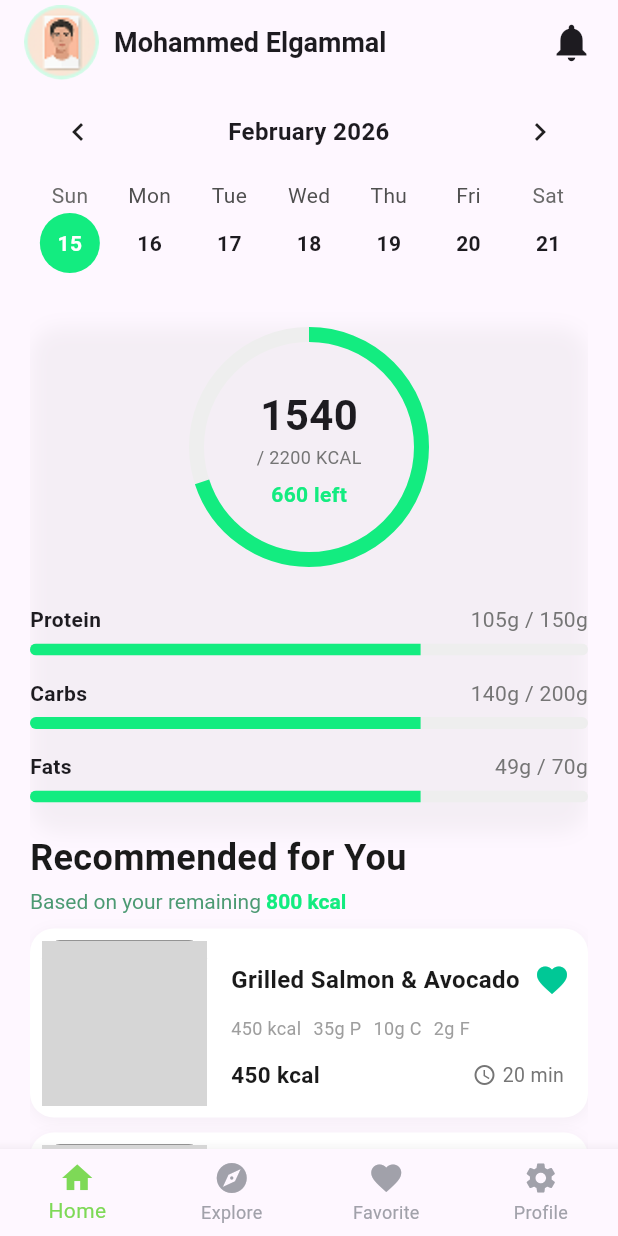
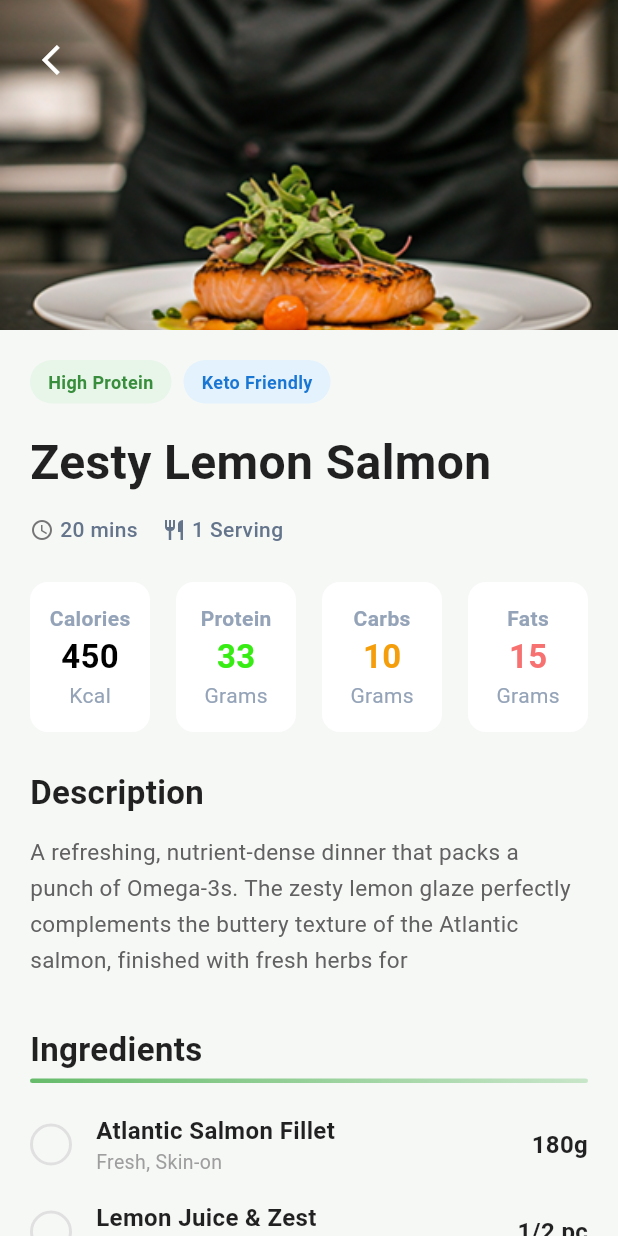
Before and after one commit to Elgammal117/Healthy-app, a Flutter app: the screen it shows after launch, on a phone screen of 412 x 824 dp. Run offline on Flutter 3.47's test engine with Material 3 defaults, Android fonts, the phone set to English and light mode, and no system bars; drawn by our look-alikes of table_calendar; our stand-ins replace easy_date_timeline; grey boxes are pictures that could not be loaded.

Commit message:
Add recipe screen, filter sheet, steps & assets
Introduce a new RecipeScreen (The App/Food_ingredients.dart) with ingredient list, nutrition cards and a hero image; add a minimal Steps scaffold (The App/Steps.dart). Add a reusable FilterBottomSheet (filter_bottom_sheet.dart) implementing calories range, macros, diet/duration chips and apply/reset actions, and wire it into Discover.dart by replacing the search suffix icon with a button that opens the bottom sheet (also removed the AppBar search action). Add image assets (Salamon.png, div.png) and update main.dart to launch RecipeScreen for development/testing.

```diff
--- /dev/null
+++ b/health_app/lib/The App/Food_ingredients.dart
@@ -0,0 +1,339 @@
+import 'package:flutter/material.dart';
+import 'package:health_app/%D8%AD%D9%86%D9%83%D8%B4%D9%87/Button.dart';
+import 'package:health_app/The%20App/Steps.dart';
+
+class RecipeScreen extends StatefulWidget {
+  const RecipeScreen({Key? key}) : super(key: key);
+
+  @override
+  State<RecipeScreen> createState() => _RecipeScreenState();
+}
+
+class _RecipeScreenState extends State<RecipeScreen> {
+  final List<bool> _selectedIngredients = [false, false, false, false, false];
+
+  @override
+  Widget build(BuildContext context) {
+    return Scaffold(
+      backgroundColor: Color(0xffF6F8F6),
+      body: SingleChildScrollView(
+        child: Column(
+          crossAxisAlignment: CrossAxisAlignment.start,
+          children: [
+            // Hero Image Section
+            Stack(
+              children: [
+                SizedBox(
+                  height: 220,
+                  width: double.infinity,
+                  child: ClipRRect(
+                    child: Image.asset("assets/Salamon.png", fit: BoxFit.cover),
+                  ),
+                ),
+                Positioned(
+                  top: 16,
+                  left: 16,
+                  child: IconButton(
+                    icon: const Icon(Icons.arrow_back_ios, color: Colors.white),
+                    onPressed: () {},
+                  ),
+                ),
+              ],
+            ),
+
+            // Content Section
+            Container(
+              padding: const EdgeInsets.all(20),
+              child: Column(
+                crossAxisAlignment: CrossAxisAlignment.start,
+                children: [
+                  // Tags
+                  Row(
+                    children: [
+                      Container(
+                        padding: const EdgeInsets.symmetric(
+                          horizontal: 12,
+                          vertical: 6,
+                        ),
+                        decoration: BoxDecoration(
+                          color: Colors.green[50],
+                          borderRadius: BorderRadius.circular(20),
+                        ),
+                        child: Text(
+                          'High Protein',
+                          style: TextStyle(
+                            color: Colors.green[700],
+                            fontSize: 12,
+                            fontWeight: FontWeight.w600,
+                          ),
+                        ),
+                      ),
+                      const SizedBox(width: 8),
+                      Container(
+                        padding: const EdgeInsets.symmetric(
+                          horizontal: 12,
+                          vertical: 6,
+                        ),
+                        decoration: BoxDecoration(
+                          color: Colors.blue[50],
+                          borderRadius: BorderRadius.circular(20),
+                        ),
+                        child: Text(
+                          'Keto Friendly',
+                          style: TextStyle(
+                            color: Colors.blue[700],
+                            fontSize: 12,
+                            fontWeight: FontWeight.w600,
+                          ),
+                        ),
+                      ),
+                    ],
+                  ),
+                  const SizedBox(height: 16),
+
+                  // Title
+                  const Text(
+                    'Zesty Lemon Salmon',
+                    style: TextStyle(
+                      fontSize: 32,
+                      fontWeight: FontWeight.bold,
+                      color: Colors.black87,
+                    ),
+                  ),
+                  const SizedBox(height: 12),
+
+                  // Info Row
+                  Row(
+                    children: [
+                      Icon(
+                        Icons.access_time,
+                        size: 16,
+                        color: Colors.grey[600],
+                      ),
+                      const SizedBox(width: 4),
+                      Text(
+                        '20 mins',
+                        style: TextStyle(
+                          color: Color(0xff64748B),
+                          fontSize: 14,
+                          fontWeight: FontWeight.w500,
+                        ),
+                      ),
+                      const SizedBox(width: 16),
+                      Icon(
+                        Icons.restaurant,
+                        size: 16,
+                        color: Color(0xff64748B),
+                      ),
+                      const SizedBox(width: 4),
+                      Text(
+                        '1 Serving',
+                        style: TextStyle(
+                          color: Color(0xff64748B),
+                          fontSize: 14,
+                          fontWeight: FontWeight.w500,
+                        ),
+                      ),
+                    ],
+                  ),
+                  const SizedBox(height: 25),
+
+                  // Nutrition Info
+                  Row(
+                    mainAxisAlignment: MainAxisAlignment.spaceBetween,
+                    children: [
+                      nutrition("Calories", "450", "Kcal", Colors.black),
+                      nutrition("Protein", "33", "Grams", Color(0xff37EC13)),
+                      nutrition("Carbs", "10", "Grams", Color(0xffF59E0B)),
+                      nutrition("Fats", "15", "Grams", Color(0xffF87171)),
+                    ],
+                  ),
+                  const SizedBox(height: 25),
+
+                  // Description
+                  const Text(
+                    'Description',
+                    style: TextStyle(
+                      fontSize: 22,
+                      fontWeight: FontWeight.bold,
+                      color: Colors.black87,
+                    ),
+                  ),
+                  const SizedBox(height: 12),
+                  Text(
+                    'A refreshing, nutrient-dense dinner that packs a punch of Omega-3s. The zesty lemon glaze perfectly complements the buttery texture of the Atlantic salmon, finished with fresh herbs for',
+                    style: TextStyle(
+                      fontSize: 15,
+                      color: Colors.grey[700],
+                      height: 1.6,
+                    ),
+                  ),
+                  const SizedBox(height: 32),
+
+                  // Ingredients Header
+                  const Text(
+                    'Ingredients',
+                    style: TextStyle(
+                      fontSize: 22,
+                      fontWeight: FontWeight.bold,
+                      color: Colors.black87,
+                    ),
+                  ),
+                  const SizedBox(height: 4),
+                  Container(
+                    height: 3,
+                    width: double.infinity,
+                    decoration: BoxDecoration(
+                      gradient: LinearGradient(
+                        colors: [Colors.green[400]!, Colors.green[100]!],
+                      ),
+                      borderRadius: BorderRadius.circular(2),
+                    ),
+                  ),
+                  const SizedBox(height: 20),
+
+                  // Ingredients List
+                  _buildIngredient(
+                    0,
+                    'Atlantic Salmon Fillet',
+                    'Fresh, Skin-on',
+                    '180g',
+                  ),
+                  _buildIngredient(
+                    1,
+                    'Lemon Juice & Zest',
+                    'Organic Lemon',
+                    '1/2 pc',
+                  ),
+                  _buildIngredient(
+                    2,
+                    'Extra Virgin Olive Oil',
+                    'Cold Pressed',
+                    '1 tbsp',
+                  ),
+                  _buildIngredient(3, 'Fresh Dill & Parsley', 'Chopped', '5g'),
+                  _buildIngredient(
+                    4,
+                    'Sea Salt & Black Pepper',
+                    'To taste',
+                    'Pinch',
+                  ),
+
+                  const SizedBox(height: 20),
+                  Button("Lets Cook", Steps()),
+                ],
+              ),
+            ),
+          ],
+
+          // Bottom Button Bar
+        ),
+      ),
+    );
+  }
+
+  Widget nutrition(String label, String value, String subtitle, Color color) {
+    return Container(
+      height: 100,
+      width: 80,
+      decoration: BoxDecoration(
+        color: Colors.white,
+        borderRadius: BorderRadius.circular(12),
+      ),
+      child: Column(
+        mainAxisAlignment: MainAxisAlignment.center,
+        children: [
+          Text(
+            label,
+            style: TextStyle(
+              color: Color(0xff94A3B8),
+              fontSize: 14,
+              fontWeight: FontWeight.bold,
+            ),
+          ),
+          Text(
+            value,
+            style: TextStyle(
+              color: color,
+              fontSize: 22,
+              fontWeight: FontWeight.bold,
+            ),
+          ),
+          Text(
+            subtitle,
+            style: TextStyle(color: Color(0xff94A3B8), fontSize: 14),
+          ),
+        ],
+      ),
+    );
+  }
+
+  Widget _buildIngredient(
+    int index,
+    String name,
+    String detail,
+    String amount,
+  ) {
+    return Container(
+      margin: const EdgeInsets.only(bottom: 16),
+      child: Row(
+        children: [
+          GestureDetector(
+            onTap: () {
+              setState(() {
+                _selectedIngredients[index] = !_selectedIngredients[index];
+              });
+            },
+            child: Container(
+              width: 28,
+              height: 28,
+              decoration: BoxDecoration(
+                shape: BoxShape.circle,
+                color: _selectedIngredients[index]
+                    ? Colors.green[400]
+                    : Colors.transparent,
+                border: Border.all(
+                  color: _selectedIngredients[index]
+                      ? Colors.green[400]!
+                      : Colors.grey[300]!,
+                  width: 2,
+                ),
+              ),
+              child: _selectedIngredients[index]
+                  ? const Icon(Icons.check, color: Colors.white, size: 16)
+                  : null,
+            ),
+          ),
+          const SizedBox(width: 16),
+          Expanded(
+            child: Column(
+              crossAxisAlignment: CrossAxisAlignment.start,
+              children: [
+                Text(
+                  name,
+                  style: const TextStyle(
+                    fontSize: 16,
+                    fontWeight: FontWeight.w600,
+                    color: Colors.black87,
+                  ),
+                ),
+                Text(
+                  detail,
+                  style: TextStyle(fontSize: 13, color: Colors.grey[500]),
+                ),
+              ],
+            ),
+          ),
+          Text(
+            amount,
+            style: const TextStyle(
+              fontSize: 16,
+              fontWeight: FontWeight.bold,
+              color: Colors.black87,
+            ),
+          ),
+        ],
+      ),
+    );
+  }
+}
--- a/health_app/lib/main.dart
+++ b/health_app/lib/main.dart
@@ -1,5 +1,6 @@
 import 'package:flutter/material.dart';
 import 'package:flutter/services.dart';
+import 'package:health_app/The%20App/Food_ingredients.dart';
 import 'package:provider/provider.dart';
 
 import 'package:health_app/The App/App.dart';
@@ -30,6 +31,9 @@ class MyApp extends StatelessWidget {
 
   @override
   Widget build(BuildContext context) {
-    return const MaterialApp(debugShowCheckedModeBanner: false, home: App());
+    return const MaterialApp(
+      debugShowCheckedModeBanner: false,
+      home: RecipeScreen(),
+    );
   }
 }
```
Also changed, not shown: health_app/lib/The App/Discover.dart (+24 -10 lines), health_app/lib/The App/Steps.dart (added, +10 -0 lines), health_app/lib/حنكشه/filter_bottom_sheet.dart (added, +319 -0 lines), health_app/assets/Salamon.png (added), health_app/assets/div.png (added).
